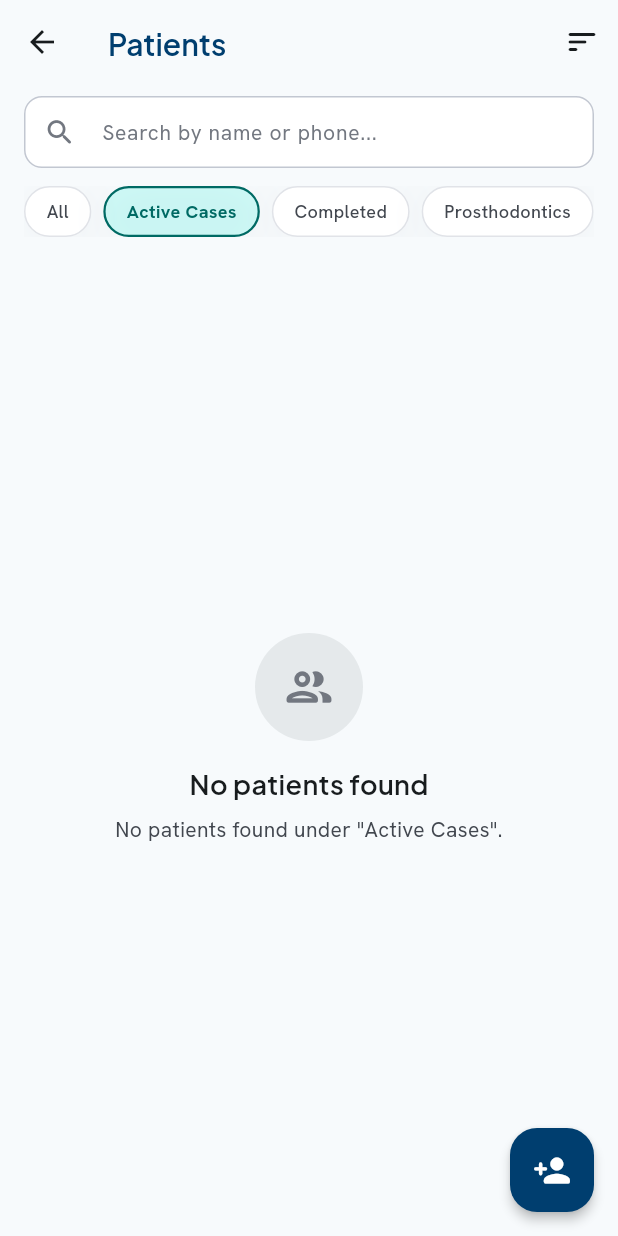
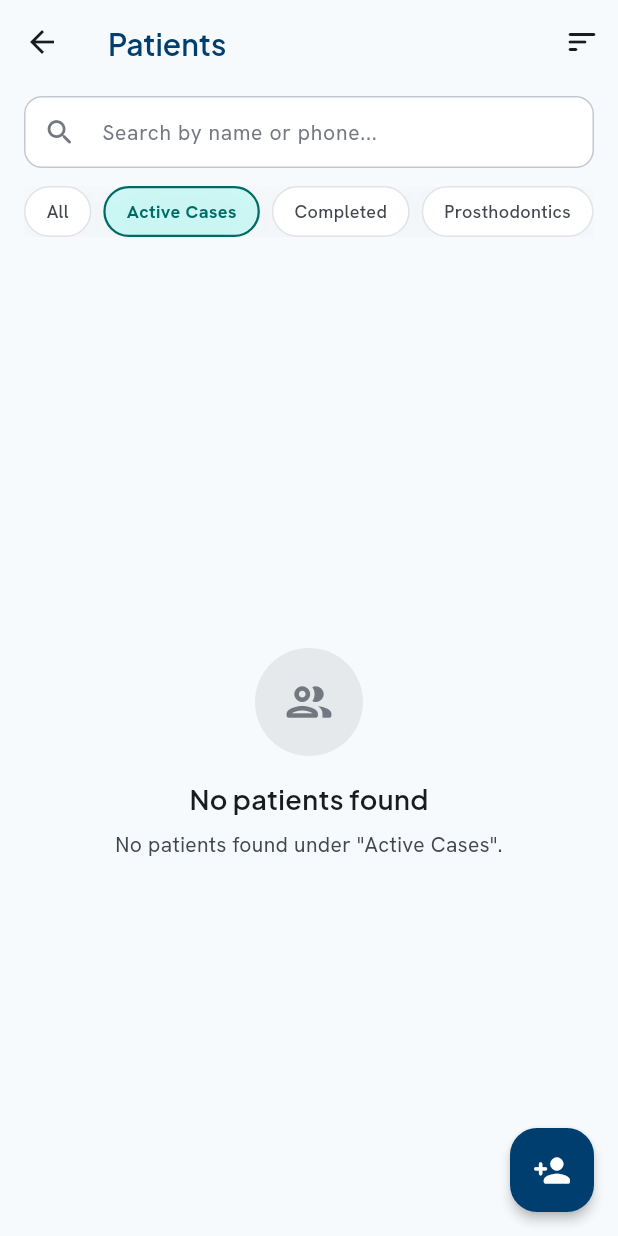
Before and after one commit to ShehabShaef/dentera, a Flutter app: the PatientsScreen screen opened directly, after a tap on "Active Cases", on a phone screen of 412 x 824 dp. Run offline on Flutter 3.47's test engine with Material 3 defaults, Android fonts, the phone set to English and light mode, and no system bars; our stand-ins replace file_picker, flutter_local_notifications, flutter_riverpod, google_fonts, logger, share_plus and 3 more; accounts and stored records are empty.

Commit message:
feat(ui): implement unified zero state graphics across core screens

```diff
--- a/lib/core/theme/app_colors.dart
+++ b/lib/core/theme/app_colors.dart
@@ -14,6 +14,8 @@ abstract final class AppColors {
   static const Color surfaceVariant = Color(0xFFE0E3E5);
   static const Color onSurface = Color(0xFF181C1E);
   static const Color onSurfaceVariant = Color(0xFF42474F);
+  /// Standard alias for secondary / muted body text across Clinical Linearity components.
+  static const Color textSecondary = onSurfaceVariant;
   static const Color inverseSurface = Color(0xFF2D3133);
   static const Color inverseOnSurface = Color(0xFFEEF1F3);
   static const Color surfaceTint = Color(0xFF2C6197);
--- a/lib/presentation/screens/patients/patients_screen.dart
+++ b/lib/presentation/screens/patients/patients_screen.dart
@@ -149,7 +149,15 @@ class _PatientsScreenState extends ConsumerState<PatientsScreen> {
                   if (patients.isNotEmpty) {
                     return _buildRosterList(patients);
                   }
-                  AppLogger.debug('Patients screen rendering zero state - SQLite returned 0 records');
+                  if (searchQuery.isNotEmpty) {
+                    AppLogger.debug(
+                      'PatientsScreen rendered zero state: Search query returned 0 matches',
+                    );
+                  } else {
+                    AppLogger.debug(
+                      'PatientsScreen rendered zero state: Patient roster is empty',
+                    );
+                  }
                   return _buildZeroState(searchQuery, selectedFilter);
                 },
                 loading: () => const Center(
@@ -234,53 +242,35 @@ class _PatientsScreenState extends ConsumerState<PatientsScreen> {
     );
   }
 
+  /// Builds the standardized zero state display when the patient roster or search query returns empty.
+  ///
+  /// The Riverpod consumer for [filteredPatientListProvider] explicitly falls back to the
+  /// [DenteraEmptyState] widget when the SQLite repository yields no records, either because
+  /// no patients have been registered yet or because an active search or category filter
+  /// matches zero records. When the roster is entirely empty, an action button is rendered
+  /// to guide the student to register their first patient.
   Widget _buildZeroState(String query, String filter) {
     String subtitle;
+    IconData icon;
     if (query.isNotEmpty) {
       subtitle = 'No patient records match "$query".';
+      icon = Icons.search_off_rounded;
     } else if (filter != 'All') {
       subtitle = 'No patients found under "$filter".';
+      icon = Icons.people_outline_rounded;
     } else {
       subtitle = 'Add your first patient to start tracking clinical requirements.';
+      icon = Icons.people_outline_rounded;
     }
 
-    return Center(
-      child: Padding(
-        padding: const EdgeInsets.symmetric(horizontal: 32.0),
-        child: Column(
-          mainAxisAlignment: MainAxisAlignment.center,
-          children: <Widget>[
-            Container(
-              width: 72,
-              height: 72,
-              decoration: const BoxDecoration(
-                shape: BoxShape.circle,
-                color: AppColors.surfaceContainerHigh,
-              ),
-              child: const Icon(
-                Icons.people_outline_rounded,
-                size: 36,
-                color: AppColors.outline,
-              ),
-            ),
-            const SizedBox(height: 16),
-            Text(
-              'No patients found',
-              style: AppTextStyles.h2.copyWith(
-                fontWeight: FontWeight.w600,
-              ),
-            ),
-            const SizedBox(height: 6),
-            Text(
-              subtitle,
-              style: AppTextStyles.bodyMd.copyWith(
-                color: AppColors.onSurfaceVariant,
-              ),
-              textAlign: TextAlign.center,
-            ),
-            const SizedBox(height: 20),
-            if (query.isEmpty && filter == 'All')
-              PrimaryButton(
+    final bool isRosterEmpty = query.isEmpty && filter == 'All';
+
+    return DenteraEmptyState(
+      icon: icon,
+      title: 'No patients found',
+      subtitle: subtitle,
+      actionButton: isRosterEmpty
+          ? PrimaryButton(
               isFullWidth: false,
               text: 'Add First Patient',
               icon: const Icon(
@@ -297,10 +287,8 @@ class _PatientsScreenState extends ConsumerState<PatientsScreen> {
                   },
                 );
               },
-              ),
-          ],
-        ),
-      ),
+            )
+          : null,
     );
   }
 }
--- /dev/null
+++ b/lib/presentation/widgets/dentera_empty_state.dart
@@ -0,0 +1,148 @@
+import 'package:flutter/material.dart';
+
+import '../../core/theme/theme.dart';
+import 'buttons/primary_button.dart';
+
+/// A standardized, reusable empty state widget adhering to Dentera's Clinical Linearity design.
+///
+/// Designed to visually inform dental students when queries or repository methods return
+/// zero records (e.g., empty clinic rosters, zero scheduled appointments, empty patient
+/// directories, or unpopulated clinical case sheets).
+///
+/// Displays a centered graphic or circular icon, a prominent headline, descriptive guidance
+/// styled with [AppColors.textSecondary], and an optional primary call-to-action button.
+class DenteraEmptyState extends StatelessWidget {
+  /// Creates a [DenteraEmptyState].
+  ///
+  /// Either [icon] or [graphic] should typically be provided to give the user a clear
+  /// visual indicator of the empty context.
+  const DenteraEmptyState({
+    super.key,
+    this.icon,
+    this.graphic,
+    required this.title,
+    required this.subtitle,
+    this.actionButton,
+    this.actionText,
+    this.onAction,
+    this.actionIcon,
+    this.isCompact = false,
+  });
+
+  /// The primary Material [IconData] representing the empty domain context.
+  final IconData? icon;
+
+  /// An optional custom graphic or SVG widget to display in place of the default icon circle.
+  final Widget? graphic;
+
+  /// Prominent header text explaining the empty status (e.g., 'No clinics added yet').
+  final String title;
+
+  /// Explanatory guidance text assisting the user on next steps, styled with [AppColors.textSecondary].
+  final String subtitle;
+
+  /// An optional pre-built action button widget (e.g., a customized [PrimaryButton]).
+  final Widget? actionButton;
+
+  /// An optional text label to automatically construct a [PrimaryButton] when [actionButton] is omitted.
+  final String? actionText;
+
+  /// Optional callback executed when the auto-constructed action button is pressed.
+  final VoidCallback? onAction;
+
+  /// Optional icon widget displayed inside the auto-constructed action button.
+  final Widget? actionIcon;
+
+  /// Whether to render a compact layout suitable for embedded cards, nested tabs, or constrained dialogs.
+  final bool isCompact;
+
+  @override
+  Widget build(BuildContext context) {
+    // Resolve the action button widget if convenience parameters were provided
+    Widget? resolvedAction = actionButton;
+    if (resolvedAction == null && actionText != null && onAction != null) {
+      resolvedAction = PrimaryButton(
+        isFullWidth: false,
+        text: actionText!,
+        icon: actionIcon,
+        onPressed: onAction,
+      );
+    }
+
+    final double iconContainerSize = isCompact ? 56.0 : 72.0;
+    final double iconSize = isCompact ? 28.0 : 36.0;
+    final EdgeInsets padding = EdgeInsets.symmetric(
+      horizontal: isCompact ? 16.0 : 32.0,
+      vertical: isCompact ? 24.0 : 48.0,
+    );
+
+    return Center(
+      child: Padding(
+        padding: padding,
+        child: Column(
+          mainAxisSize: MainAxisSize.min,
+          mainAxisAlignment: MainAxisAlignment.center,
+          crossAxisAlignment: CrossAxisAlignment.center,
+          children: <Widget>[
+            // 1. Visual Graphic or Styled Circular Icon Container
+            if (graphic != null)
+              graphic!
+            else if (icon != null)
+              Container(
+                width: iconContainerSize,
+                height: iconContainerSize,
+                decoration: const BoxDecoration(
+                  shape: BoxShape.circle,
+                  color: AppColors.surfaceContainerHigh,
+                ),
+                child: Icon(
+                  icon,
+                  size: iconSize,
+                  color: AppColors.outline,
+                ),
+              ),
+
+            if (graphic != null || icon != null)
+              SizedBox(height: isCompact ? 12.0 : 16.0),
+
+            // 2. Primary Title Header
+            Text(
+              title,
+              style: isCompact
+                  ? AppTextStyles.h2.copyWith(
+                      fontSize: 15,
+                      fontWeight: FontWeight.w600,
+                      color: AppColors.onSurface,
+                    )
+                  : AppTextStyles.h2.copyWith(
+                      fontWeight: FontWeight.w600,
+                      color: AppColors.onSurface,
+                    ),
+              textAlign: TextAlign.center,
+            ),
+            const SizedBox(height: 6.0),
+
+            // 3. Descriptive Subtitle / Guidance
+            Text(
+              subtitle,
+              style: isCompact
+                  ? AppTextStyles.caption.copyWith(
+                      color: AppColors.textSecondary,
+                    )
+                  : AppTextStyles.bodyMd.copyWith(
+                      color: AppColors.textSecondary,
+                    ),
+              textAlign: TextAlign.center,
+            ),
+
+            // 4. Optional Call-To-Action Button
+            if (resolvedAction != null) ...<Widget>[
+              SizedBox(height: isCompact ? 16.0 : 20.0),
+              resolvedAction,
+            ],
+          ],
+        ),
+      ),
+    );
+  }
+}
--- a/lib/presentation/widgets/widgets.dart
+++ b/lib/presentation/widgets/widgets.dart
@@ -1,5 +1,6 @@
 export 'buttons/buttons.dart';
 export 'cards/cards.dart';
+export 'dentera_empty_state.dart';
 export 'feedback/error_state_widget.dart';
 export 'inputs/inputs.dart';
 export 'modals/modals.dart';
```
Also changed, not shown: lib/presentation/screens/appointments/appointments_screen.dart (+13 -40 lines), lib/presentation/screens/clinics/clinics_screen.dart (+17 -67 lines), lib/presentation/screens/patients/patient_case_sheet_screen.dart (+14 -40 lines), 7 other files. Lines whose indentation alone changed are shown as unchanged.
